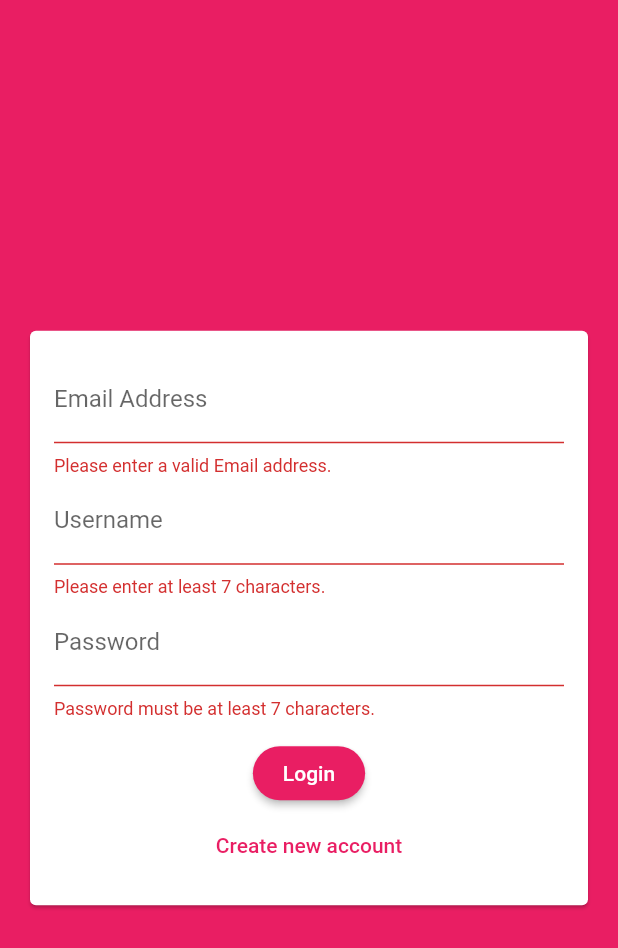
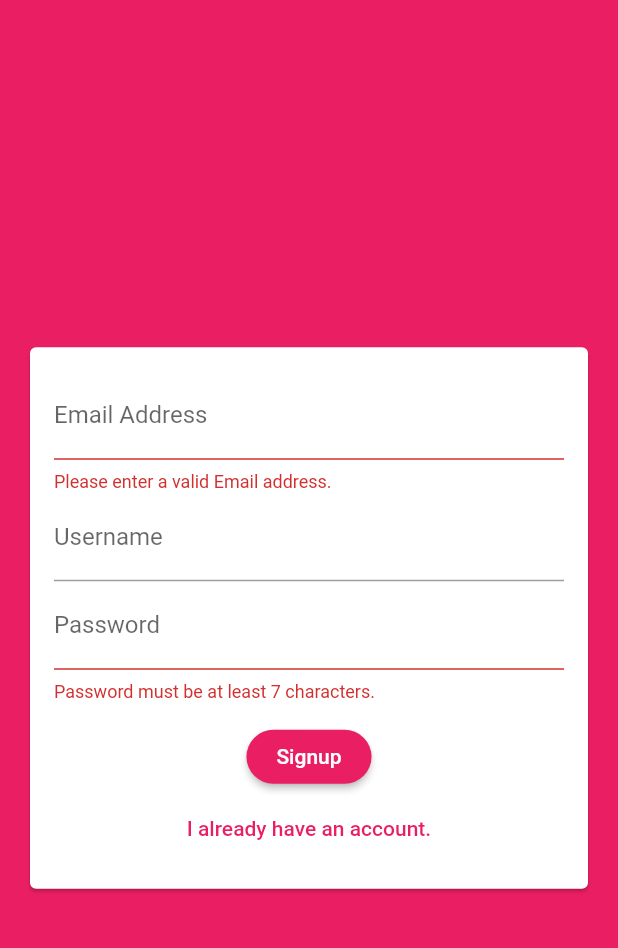
Before and after one commit to Tolulope05/tee_chat_app, a Flutter app: the screen it shows after launch, after a tap on "Login", after a tap on "Create new account", on a phone screen of 412 x 824 dp. Shown: the top 948 px of the screen. Run offline on Flutter 3.47's test engine with Material 2 defaults, Android fonts, the phone set to English and light mode, and no system bars; our stand-ins replace cloud_firestore, firebase_core; accounts and stored records are empty.

Commit message:
switching between login and create new acct and solce state bug with key

```diff
--- a/lib/widgets/auth/auth_form.dart
+++ b/lib/widgets/auth/auth_form.dart
@@ -9,6 +9,9 @@ class AuthForm extends StatefulWidget {
 
 class _AuthFormState extends State<AuthForm> {
   final _formKey = GlobalKey<FormState>();
+
+  bool _isLogin = true;
+
   String? _userEmail = '';
   String? _userName = '';
   String? _userPassword = '';
@@ -39,6 +42,7 @@ class _AuthFormState extends State<AuthForm> {
                 mainAxisSize: MainAxisSize.min,
                 children: [
                   TextFormField(
+                    key: const ValueKey('email'),
                     keyboardType: TextInputType.emailAddress,
                     validator: (value) {
                       if (value!.isEmpty || !value.contains('@')) {
@@ -53,7 +57,9 @@ class _AuthFormState extends State<AuthForm> {
                       labelText: 'Email Address',
                     ),
                   ),
+                  if (!_isLogin)
                     TextFormField(
+                      key: const ValueKey('username'),
                       validator: ((value) {
                         if (value!.isEmpty || value.length < 7) {
                           return 'Please enter at least 7 characters.';
@@ -66,6 +72,7 @@ class _AuthFormState extends State<AuthForm> {
                       decoration: const InputDecoration(labelText: 'Username'),
                     ),
                   TextFormField(
+                    key: const ValueKey('password'),
                     validator: ((value) {
                       if (value!.isEmpty || value.length < 7) {
                         return 'Password must be at least 7 characters.';
@@ -83,11 +90,19 @@ class _AuthFormState extends State<AuthForm> {
                   ),
                   ElevatedButton(
                     onPressed: _trySubmit,
-                    child: const Text('Login'),
+                    child: Text(_isLogin ? 'Login' : 'Signup'),
                   ),
                   TextButton(
-                    onPressed: () {},
-                    child: const Text('Create new account'),
+                    onPressed: () {
+                      setState(() {
+                        _isLogin = !_isLogin;
+                      });
+                    },
+                    child: Text(
+                      _isLogin
+                          ? 'Create new account'
+                          : 'I already have an account.',
+                    ),
                   )
                 ],
               ),
```
Lines whose indentation alone changed are shown as unchanged.
